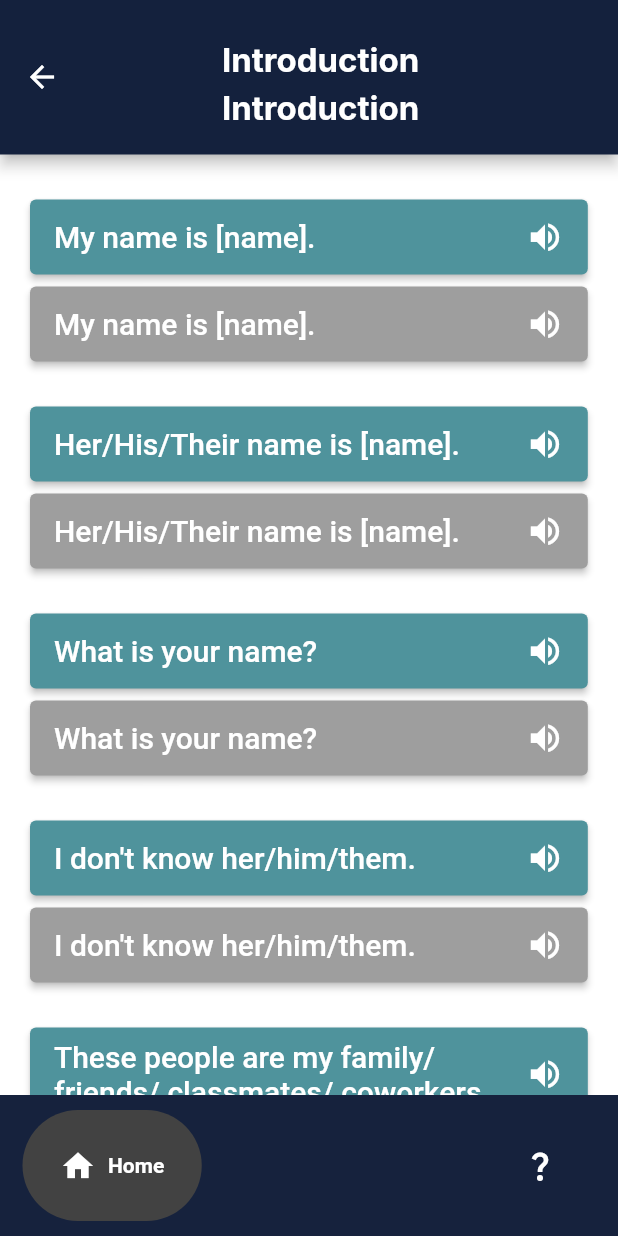
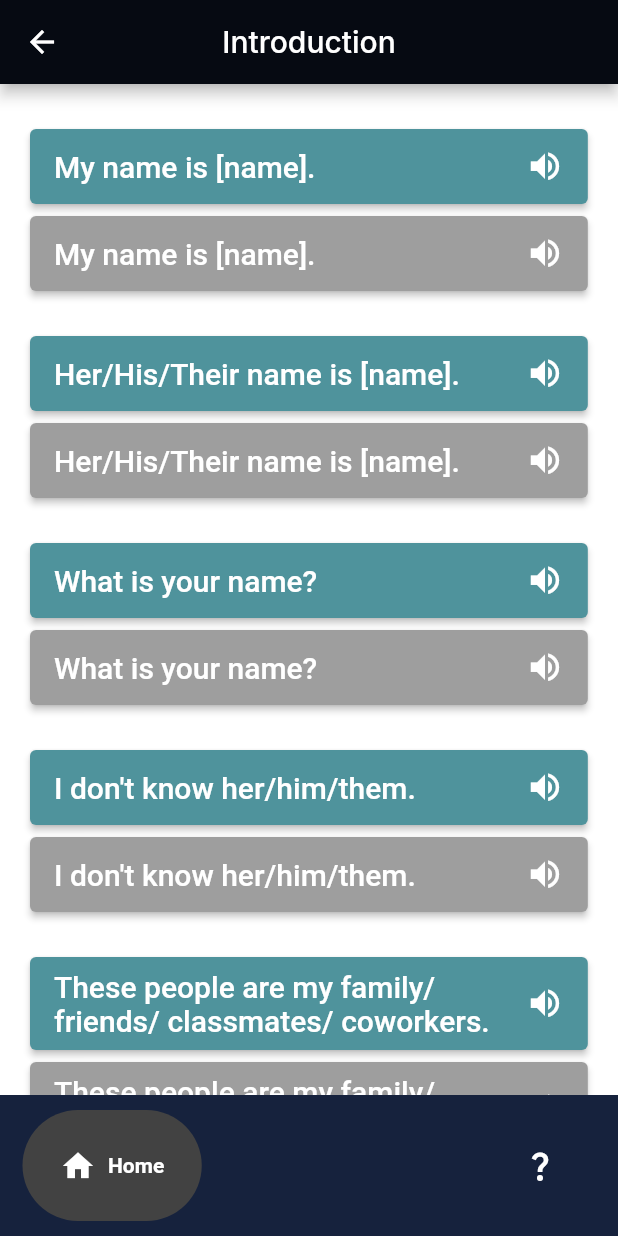
Before and after one commit to Nicolep02/starters, a Flutter app: the Introduction screen opened directly, on a phone screen of 412 x 824 dp. Run offline on Flutter 3.47's test engine with Material 2 defaults, Android fonts, the phone set to English and light mode, and no system bars; drawn by our look-alikes of google_nav_bar; generated files the repository leaves out were written again; Roboto replaces fonts that are missing (Inter).

Commit message:
Revert "updated greeting, introduction and converMain dart files"

```diff
--- a/lib/conversational_pages/converMain.dart
+++ b/lib/conversational_pages/converMain.dart
@@ -1,5 +1,3 @@
-import 'package:starters/styles/colors.dart';
-
 import 'greeting.dart';
 import 'introduction.dart';
 import 'likesdislikes.dart';
@@ -7,6 +5,7 @@ import 'varioustopics.dart';
 import 'package:flutter/material.dart';
 import '../widgets/bottom_nav_2.dart';
 import '../styles/spacing.dart';
+import '../styles/colors.dart';
 import 'package:flutter_gen/gen_l10n/app_localizations.dart';
 
 class Conver extends StatefulWidget{
@@ -48,7 +47,7 @@ class _ConverState extends State<Conver> {
             ],
           ),
         ),
-        backgroundColor: Color.fromRGBO(21, 33, 61, 1.0),
+        backgroundColor: navy,
       ),
       body: Container(
         width: screen_limit,
--- a/lib/conversational_pages/introduction.dart
+++ b/lib/conversational_pages/introduction.dart
@@ -15,32 +15,13 @@ class _IntroductionState extends State<Introduction> {
   @override
   Widget build(BuildContext context) {
     double c_width = MediaQuery.of(context).size.width*0.74;
-    double appbar_limit = MediaQuery.of(context).size.width*0.7;
     return Scaffold(
       backgroundColor: Colors.white,
       appBar: AppBar(
-        backgroundColor: navy,
-        toolbarHeight: appbar_height,
-        title: Container(
-          padding: EdgeInsets.fromLTRB(0, 10, 5, 0),
-          width: appbar_limit,
-          child: Column(
-            children: [
-              Text(AppLocalizations.of(context)!.introductionTitle,
-                style: TextStyle(
-                  fontFamily: 'Inter',
-                  fontSize: 22,
-                  fontWeight: FontWeight.bold,
-                ),
-              ),
-              SizedBox(height:5),
-              Text('Introduction',
-                style: TextStyle(
-                  fontFamily: 'Inter',
-                  fontSize: 22,
-                  fontWeight: FontWeight.bold,
-                ),),
-            ],
+        backgroundColor: nightSky,
+        title: Text(AppLocalizations.of(context)!.introductionTitle,
+          style: TextStyle(
+              fontFamily: 'Inter'
           ),
         ),
         centerTitle: true,
```
Also changed, not shown: lib/conversational_pages/greeting.dart (+6 -24 lines).
